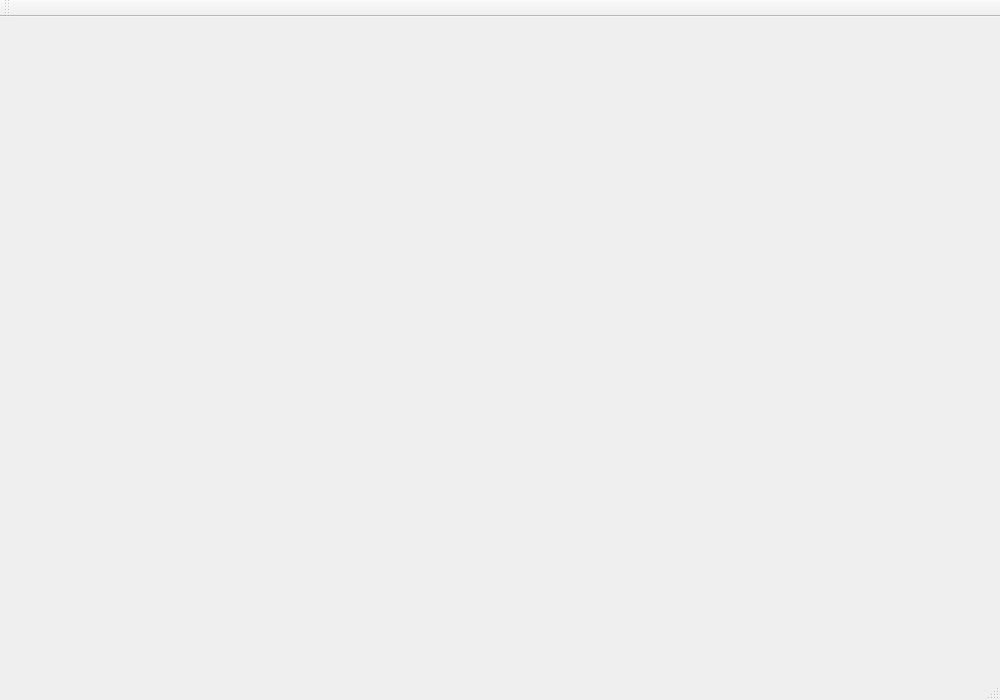
This is mainwindow.ui in yhuiyang/castleage as Qt 5 draws it before an edit. The edited form follows.
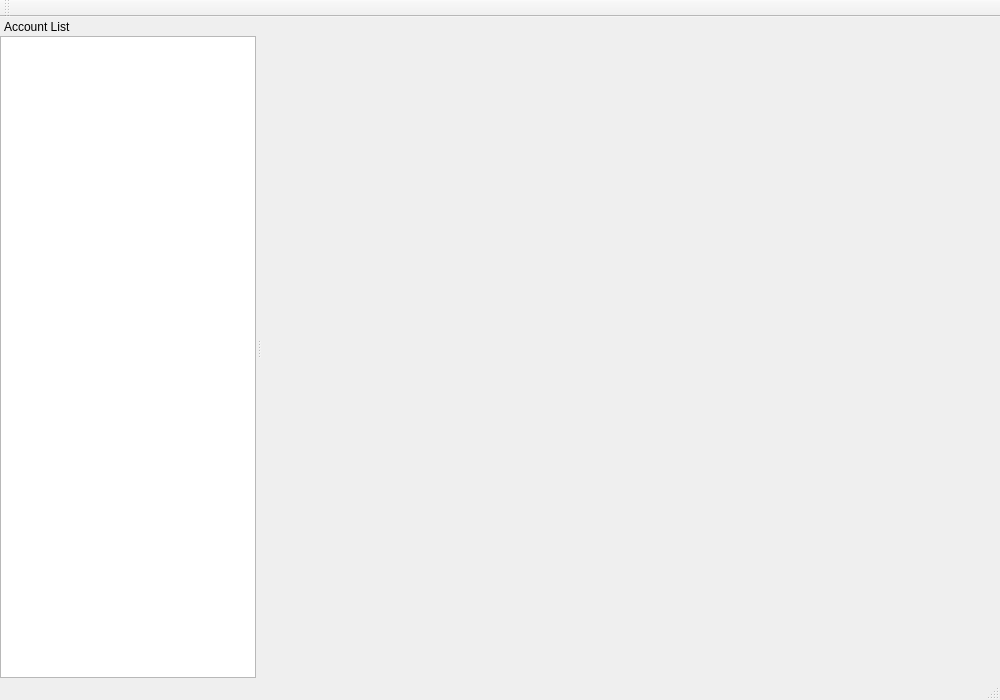
This is the edited form.

Commit message: Add dockWidget to list all accounts.

The edit to the form file:
```diff
--- a/mainwindow.ui
+++ b/mainwindow.ui
@@ -33,6 +33,45 @@
    </attribute>
   </widget>
   <widget class="QStatusBar" name="statusBar"/>
+  <widget class="QDockWidget" name="dockAccountList">
+   <property name="minimumSize">
+    <size>
+     <width>200</width>
+     <height>300</height>
+    </size>
+   </property>
+   <property name="features">
+    <set>QDockWidget::DockWidgetMovable</set>
+   </property>
+   <property name="allowedAreas">
+    <set>Qt::LeftDockWidgetArea|Qt::RightDockWidgetArea</set>
+   </property>
+   <property name="windowTitle">
+    <string>Account List</string>
+   </property>
+   <attribute name="dockWidgetArea">
+    <number>1</number>
+   </attribute>
+   <widget class="QWidget" name="dockContentAccountList">
+    <layout class="QVBoxLayout">
+     <property name="leftMargin">
+      <number>0</number>
+     </property>
+     <property name="topMargin">
+      <number>0</number>
+     </property>
+     <property name="rightMargin">
+      <number>0</number>
+     </property>
+     <property name="bottomMargin">
+      <number>0</number>
+     </property>
+     <item>
+      <widget class="QListView" name="listAccount"/>
+     </item>
+    </layout>
+   </widget>
+  </widget>
  </widget>
  <layoutdefault spacing="6" margin="11"/>
  <resources/>
```
